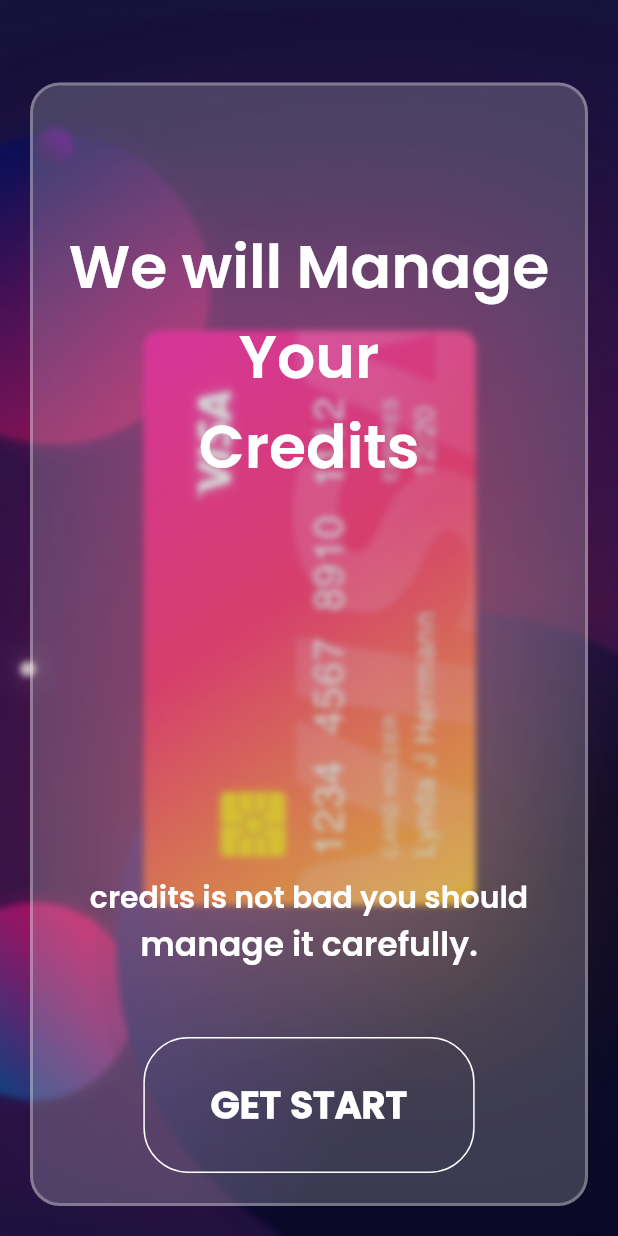
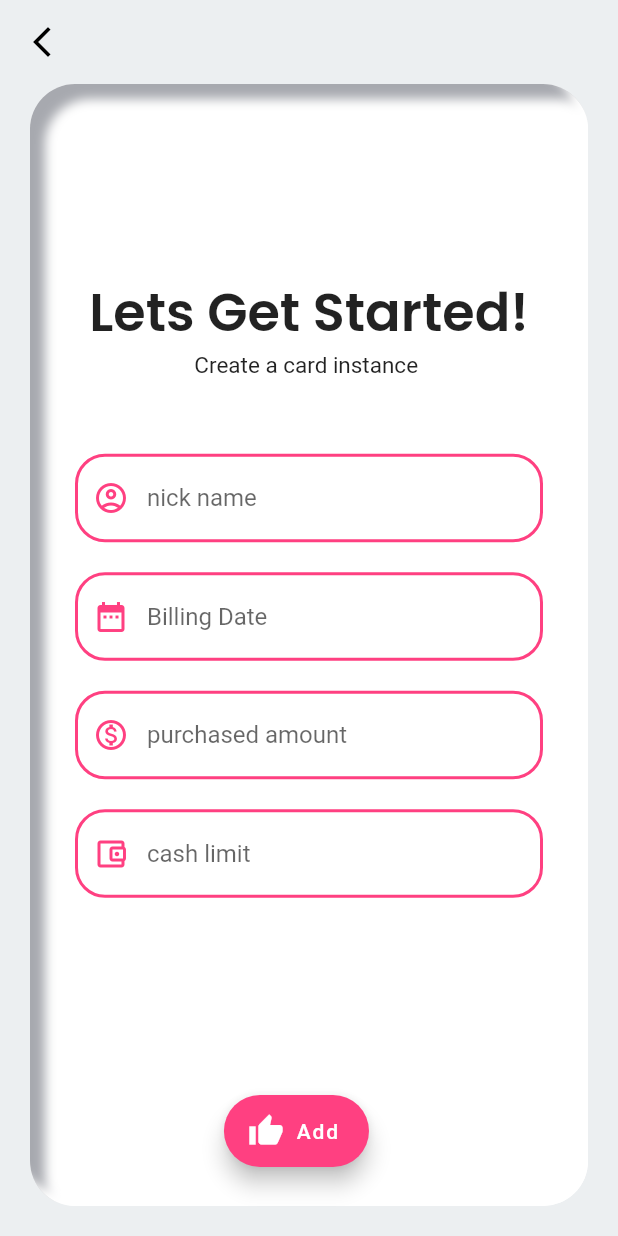
Before and after one commit to MMaduranga/CreditCard-Manager, a Flutter app: the screen it shows after launch, on a phone screen of 412 x 824 dp. Run offline on Flutter 3.47's test engine with Material 2 defaults, Android fonts, the phone set to English and light mode, and no system bars; our stand-ins replace flutter_inset_box_shadow, percent_indicator, scroll_snap_list, sqflite, timelines; missing offline and left inert: dart:ffi; accounts and stored records are empty.

Commit message:
created the database connection class and modified the home screen apearance with horizontallistwheel

```diff
--- /dev/null
+++ b/lib/db/database.dart
@@ -0,0 +1,63 @@
+import 'dart:ffi';
+
+import 'package:path/path.dart';
+import 'package:sqflite/sqflite.dart';
+
+class NotesDatabase {
+  static final NotesDatabase instance = NotesDatabase._init();
+  static Database? _database;
+  NotesDatabase._init();
+NotesDatabase();
+  Future<Database> get database async {
+    if (_database != null) return _database!;
+
+    _database = await _initDB('notes.db');
+    return _database!;
+  }
+
+  Future<Database> _initDB(String filePath) async {
+    final dbPath = await getDatabasesPath();
+    return await openDatabase(join(dbPath, filePath),
+        version: 1, onCreate: _createDB);
+  }
+
+  Future _createDB(Database db, int version) async {
+    await db.execute('''
+CREATE TABLE notes (
+  _id INTEGER PRIMARY KEY AUTOINCREMENT,
+  nickName TEXT NOT NULL,
+  billingDate INTEGER NOT NULL,
+  currentAmount DOUBLE,
+  cashLimit DOUBLE
+  )
+''');
+  }
+
+  Future insertDb(int idNum,String nickName,int billingDate,Double currentAmount,Double cashLimit) async {
+    final db = await instance.database;
+    // final id = await db.rawInsert('INSERT INTO table_name ($columns) VALUES ($values)');
+    final id = await db.insert('notes', toJson(idNum,nickName,billingDate,currentAmount,cashLimit));
+  }
+
+  Map<String, Object?> toJson(int id,String nickName,int billingDate,Double currentAmount,Double cashLimit) => {
+        '_id': id,
+        'nickName': nickName,
+        'billingDate': billingDate,
+        'currentAmount': currentAmount,
+        'cashLimit': cashLimit,
+      };
+  Future<List> searchDb() async {
+    final db = await instance.database;
+    final List<Map<String, dynamic>> queryResult = await db.query('notes');
+    return queryResult.toList();
+  }
+
+  Future<void> deleteInstance(int id) async {
+    final db = await instance.database;
+    await db.delete(
+      'notes',
+      where: 'id = ?',
+      whereArgs: [id],
+    );
+  }
+}
--- a/lib/pages/detail.dart
+++ b/lib/pages/detail.dart
@@ -0,0 +1,166 @@
+import 'package:creditcard_manager/db/database.dart';
+import 'package:flutter/material.dart' hide BoxDecoration, BoxShadow;
+import 'package:flutter_inset_box_shadow/flutter_inset_box_shadow.dart';
+
+class AddCard extends StatefulWidget {
+  const AddCard({Key? key}) : super(key: key);
+
+  @override
+  State<AddCard> createState() => _AddCardState();
+}
+
+class _AddCardState extends State<AddCard> {
+  TextEditingController nickName =  TextEditingController();
+  TextEditingController billingDate =  TextEditingController();
+  TextEditingController currentAmount = TextEditingController();
+  TextEditingController  cashLimit= TextEditingController();
+
+  @override
+  Widget build(BuildContext context) {
+    return Scaffold(
+      backgroundColor: Colors.blueGrey[50],
+      appBar: AppBar(
+        backgroundColor: Colors.blueGrey[50],
+        elevation: 0.0,
+        leading: IconButton(
+            onPressed: () {
+              Navigator.pop(context);
+            },
+            icon: const Icon(
+              Icons.arrow_back_ios_new_sharp,
+              color: Colors.black,
+            )),
+      ),
+      body: Center(
+        child: Padding(
+          padding: const EdgeInsets.only(left: 20.0, right: 20.0, bottom: 20.0),
+          child: Container(
+            width: MediaQuery.of(context).size.width,
+            height: MediaQuery.of(context).size.height -
+                MediaQuery.of(context).padding.top -
+                AppBar().preferredSize.height,
+            decoration: BoxDecoration(
+              color: Colors.white,
+              borderRadius: BorderRadius.circular(30.0),
+              boxShadow: const [
+                BoxShadow(
+                    blurRadius: 5.0,
+                    offset: Offset(10, 10),
+                    color: Color(0xFFA7A9AF),
+                    inset: true),
+                BoxShadow(
+                  blurRadius: 5,
+                  offset: Offset(-10, -10),
+                  color: Colors.white,
+                  inset: true,
+                ),
+              ],
+            ),
+            child: content(),
+          ),
+        ),
+      ),
+      floatingActionButton: Padding(
+        padding: const EdgeInsets.only(bottom: 30.0, right: 150.0),
+        child: FloatingActionButton.extended(
+          onPressed: () async{
+NotesDatabase().insertDb(idNum, (int)this.nickName., billingDate, currentAmount, cashLimit);
+
+          },
+          label: const Text("Add"),
+          icon: const Icon(Icons.thumb_up),
+        ),
+      ),
+    );
+  }
+
+  Center content() => Center(
+        child: SingleChildScrollView(
+          child: Padding(
+            padding: const EdgeInsets.only(left: 20.0, right: 20.0),
+            child: Column(
+              mainAxisAlignment: MainAxisAlignment.start,
+              children: [
+                const SizedBox(
+                  height: 30.0,
+                ),
+                const Text(
+                  "Lets Get Started!",
+                  style: TextStyle(
+                    fontSize: 35.0,
+                    fontFamily: 'PoppinsSemiBold',
+                    fontWeight: FontWeight.w700,
+                  ),
+                ),
+                const Text(
+                  "Create a card instance ",
+                  style: TextStyle(fontSize: 15.0),
+                ),
+                const SizedBox(
+                  height: 40.0,
+                ),
+                textField(
+                    const Icon(
+                      Icons.account_circle_outlined,
+                      color: Colors.pinkAccent,
+                    ),
+                    "nick name",nickName,
+                    keyboardType: TextInputType.text),
+                textField(
+                    const Icon(
+                      Icons.date_range,
+                      color: Colors.pinkAccent,
+                    ),
+                    "Billing Date",billingDate),
+                textField(
+                    const Icon(
+                      Icons.monetization_on_outlined,
+                      color: Colors.pinkAccent,
+                    ),
+                    "purchased amount",currentAmount),
+                textField(
+                    const Icon(
+                      Icons.account_balance_wallet_outlined,
+                      color: Colors.pinkAccent,
+                    ),
+                    "cash limit",cashLimit),
+                const SizedBox(
+                  height: 100.0,
+                ),
+              ],
+            ),
+          ),
+        ),
+      );
+
+ Padding textField(Icon icon, String hint,TextEditingController control,
+          {TextInputType keyboardType = TextInputType.number}) =>
+      Padding(
+        padding: const EdgeInsets.all(10.0),
+        child: TextField(
+          controller: control,
+          decoration: InputDecoration(
+            prefixIcon: icon,
+            hintText: hint,
+            focusedBorder: const OutlineInputBorder(
+              borderRadius: BorderRadius.all(Radius.circular(20)),
+              borderSide: BorderSide(
+                color: Colors.pinkAccent,
+                width: 2.0,
+                style: BorderStyle.solid,
+              ),
+            ),
+            enabledBorder: const OutlineInputBorder(
+              borderRadius: BorderRadius.all(Radius.circular(20)),
+              borderSide: BorderSide(
+                color: Colors.pinkAccent,
+                width: 2.0,
+                style: BorderStyle.solid,
+              ),
+            ),
+            // hintText: Te
+          ),
+          keyboardType: keyboardType,
+        ),
+      );
+}
--- a/lib/pages/welcome.dart
+++ b/lib/pages/welcome.dart
@@ -1,4 +1,5 @@
 import 'dart:ui';
+import 'package:creditcard_manager/pages/detail.dart';
 import 'package:flutter/material.dart';
 
 class Welcome extends StatefulWidget {
@@ -31,14 +32,15 @@ class _WelcomeState extends State<Welcome> {
               ],
             ),
             child: ClipRRect(
-              borderRadius: BorderRadius.circular(16.0),
+              borderRadius: BorderRadius.circular(20.0),
               child: BackdropFilter(
                 filter: ImageFilter.blur(
                   sigmaX: 2.0,
                   sigmaY: 2.0,
                 ),
                 child: Container(
-                  margin: const EdgeInsets.only(top: 55.0,bottom: 20.0,left: 20.0,right: 20.0),
+                  margin: const EdgeInsets.only(
+                      top: 60.0, bottom: 20.0, left: 20.0, right: 20.0),
                   width: double.infinity,
                   height: double.infinity,
                   decoration: BoxDecoration(
@@ -99,7 +101,7 @@ class _WelcomeState extends State<Welcome> {
           flex: 1,
           child: TextButton(
             onPressed: () {
-              setState(() {});
+              Navigator.push(context, MaterialPageRoute(builder: (context)=>const AddCard()));
             },
             style: ButtonStyle(
                 padding: MaterialStateProperty.all<EdgeInsets>(
--- a/pubspec.yaml
+++ b/pubspec.yaml
@@ -34,6 +34,12 @@ dependencies:
   # The following adds the Cupertino Icons font to your application.
   # Use with the CupertinoIcons class for iOS style icons.
   cupertino_icons: ^1.0.2
+  flutter_inset_box_shadow: ^1.0.8
+  percent_indicator: ^4.2.2
+  timelines: ^0.1.0
+  sqflite: ^2.0.3+1
+  scroll_snap_list: ^0.9.1
+
 
 dev_dependencies:
   flutter_test:
```
Also changed, not shown: lib/db/note.dart (added, +67 -0 lines), lib/main.dart (+9 -2 lines), lib/pages/database.dart (added, +25 -0 lines), lib/pages/home.dart (+117 -2 lines), lib/pages/test.dart (added, +126 -0 lines), pubspec.lock.
